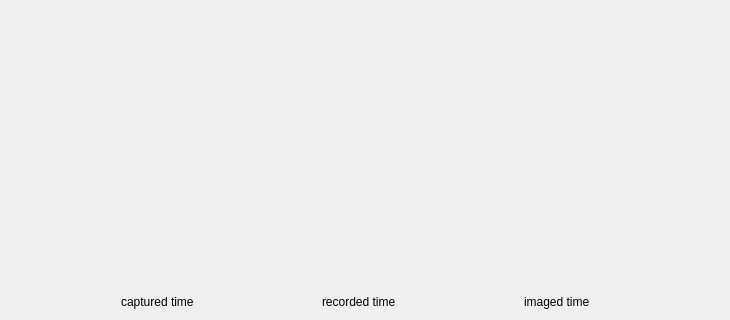
Above: win006.ui from caiks/WBOT02 before the change; both pictures show x 92 to 822 and y 495 to 815 of the 822 by 815 pixel window. Below: the same form after it.
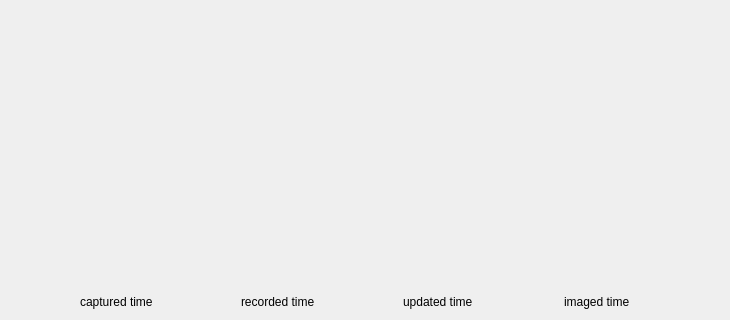
That is the form after the change.

Patch:
```diff
--- a/win006.ui
+++ b/win006.ui
@@ -180,6 +180,13 @@
        </property>
       </widget>
      </item>
+     <item>
+      <widget class="QLabel" name="labelUpdatedTime">
+       <property name="text">
+        <string>updated time</string>
+       </property>
+      </widget>
+     </item>
      <item>
       <widget class="QLabel" name="labelImagedTime">
        <property name="text">
```
